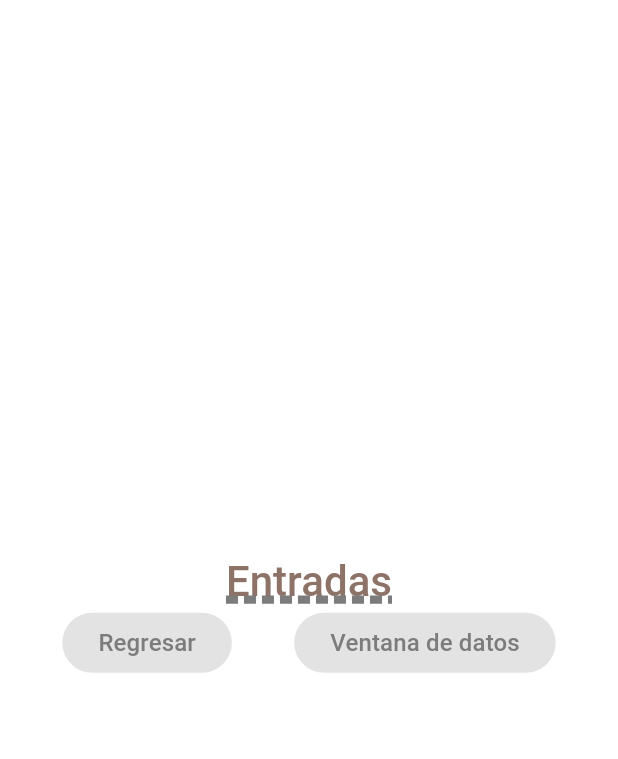
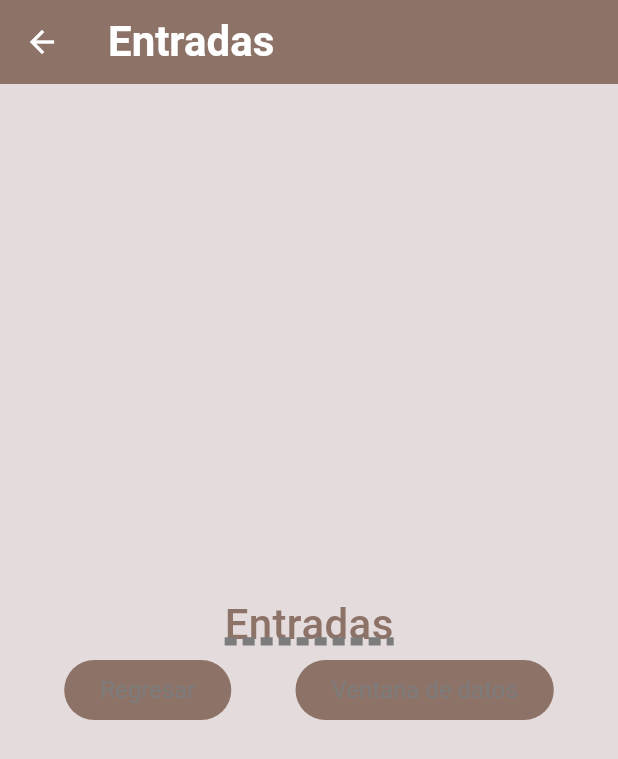
Before and after one commit to DerekAguilar/Componentes-Flutter, a Flutter app: the screen it shows after launch, after a tap on "Entradas", on a phone screen of 412 x 824 dp. Shown: the top 759 px of the screen. Run offline on Flutter 3.47's test engine with Material 3 defaults, Android fonts, the phone set to English and light mode, and no system bars; our stand-ins replace google_fonts; Roboto replaces fonts that are missing (Acme, Alice).

Commit message:
Updated AppTheme

```diff
--- a/lib/screens/home_screen.dart
+++ b/lib/screens/home_screen.dart
@@ -20,8 +20,11 @@ class HomeScreen extends StatelessWidget {
             style: AppTheme.lightTheme.textTheme.headlineLarge),
             subtitle: Text('Introduciendo valores',
             style: AppTheme.lightTheme.textTheme.bodySmall),
-            leading: const Icon(Icons.input_rounded),
-            trailing: const Icon(Icons.keyboard_arrow_right),
+            leading: IconTheme(
+              data: AppTheme.lightTheme.iconTheme,
+              child: const Icon(Icons.input_rounded)
+            ),
+            trailing: trailingArrow(),
             onTap:() {
               final ruta1=MaterialPageRoute(builder: (context) {
                 return const InputsScreen();
@@ -35,8 +38,11 @@ class HomeScreen extends StatelessWidget {
             style: AppTheme.lightTheme.textTheme.headlineLarge,),
             subtitle: Text('Lista con scroll infinito',
             style: AppTheme.lightTheme.textTheme.bodySmall,),
-            leading: const Icon(Icons.list_alt_rounded),
-            trailing: const Icon(Icons.keyboard_arrow_right),
+            leading: IconTheme(
+              data: AppTheme.lightTheme.iconTheme,
+              child: const Icon(Icons.list_alt_rounded)
+            ),
+            trailing: trailingArrow(),
             onTap:() {
               final ruta2=MaterialPageRoute(builder: (context) {
                 return const InfiniteScrollScreen();
@@ -50,8 +56,11 @@ class HomeScreen extends StatelessWidget {
             style: AppTheme.lightTheme.textTheme.headlineLarge,),
             subtitle: Text('Mostrar una notificación',
             style: AppTheme.lightTheme.textTheme.bodySmall,),
-            leading: const Icon(Icons.notifications_outlined),
-            trailing: const Icon(Icons.keyboard_arrow_right),
+            leading: IconTheme(
+              data: AppTheme.lightTheme.iconTheme,
+              child: const Icon(Icons.notifications_outlined)
+            ),
+            trailing: trailingArrow(),
             onTap:() {
               final ruta3=MaterialPageRoute(builder: (context) {
                 return const NotificationScreen();
@@ -63,4 +72,11 @@ class HomeScreen extends StatelessWidget {
       )
     );
   }
+
+  IconTheme trailingArrow() {
+    return IconTheme(
+            data: AppTheme.lightTheme.iconTheme,
+            child: const Icon(Icons.keyboard_arrow_right)
+          );
+  }
 }
--- a/lib/screens/inputs_screen.dart
+++ b/lib/screens/inputs_screen.dart
@@ -11,7 +11,11 @@ class InputsScreen extends StatefulWidget {
 class _InputsScreenState extends State<InputsScreen> {
   @override
   Widget build(BuildContext context) {
-    return Column(
+    return Scaffold(
+      appBar: AppBar(
+        title: const Text('Entradas'),
+      ),
+      body: Column(
         mainAxisAlignment: MainAxisAlignment.center,
         children: [
           Text(
@@ -38,6 +42,7 @@ class _InputsScreenState extends State<InputsScreen> {
             ],
           )
         ],
+      ),
     );
   }
 }
--- a/lib/theme/app_theme.dart
+++ b/lib/theme/app_theme.dart
@@ -12,9 +12,28 @@ class AppTheme {
   // Constante de temas
   static final ThemeData lightTheme = ThemeData.light().copyWith(
     scaffoldBackgroundColor: bgColorLight,
-    appBarTheme: const AppBarTheme(
+    appBarTheme: AppBarTheme(
       foregroundColor: Colors.white,
-      color: primColor
+      color: primColor,
+      titleTextStyle: GoogleFonts.alice(
+        fontSize: 28.0,
+        fontWeight: FontWeight.bold
+      ),
+    ),
+    iconTheme: const IconThemeData(
+      color: primColor,
+      size: 36.0
+    ),
+    elevatedButtonTheme:  ElevatedButtonThemeData(
+      style: ButtonStyle(
+        foregroundColor: MaterialStateProperty.all(Colors.white),
+        backgroundColor: MaterialStateProperty.all(primColor),
+        textStyle: MaterialStateProperty.all(
+          GoogleFonts.alice(
+            fontSize: 24.0
+          )
+        ),
+      )
     ),
     textTheme: TextTheme(
       headlineLarge: GoogleFonts.acme(
```
Lines whose indentation alone changed are shown as unchanged.
